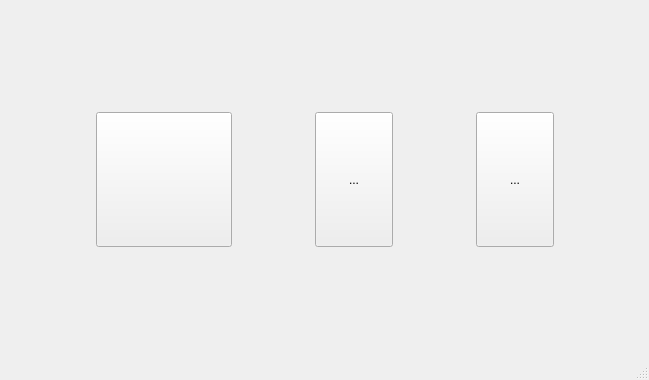
The window that src/tracker/ui/MainWindow.ui (OSLL/geo2tag) describes before a commit, drawn with Qt 5.
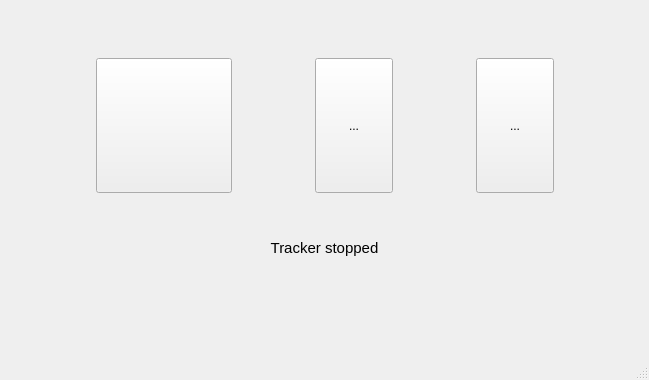
The same window after the commit. Icons and pictures are not drawn.

Commit message: added ui display of last mark

The edit to the form file:
```diff
--- a/src/tracker/ui/MainWindow.ui
+++ b/src/tracker/ui/MainWindow.ui
@@ -181,15 +181,30 @@
           </item>
          </layout>
         </item>
+        <item row="3" column="0">
+         <widget class="QLabel" name="m_daemonIndicator">
+          <property name="font">
+           <font>
+            <pointsize>11</pointsize>
+           </font>
+          </property>
+          <property name="text">
+           <string>Tracker stopped</string>
+          </property>
+          <property name="alignment">
+           <set>Qt::AlignCenter</set>
+          </property>
+         </widget>
+        </item>
         <item row="2" column="0">
-         <spacer name="verticalSpacer_3">
+         <spacer name="verticalSpacer">
           <property name="orientation">
            <enum>Qt::Vertical</enum>
           </property>
           <property name="sizeHint" stdset="0">
            <size>
             <width>20</width>
-            <height>69</height>
+            <height>40</height>
            </size>
           </property>
          </spacer>
@@ -199,6 +214,19 @@
       <widget class="QWidget" name="page_2"/>
      </widget>
     </item>
+    <item row="1" column="0">
+     <spacer name="verticalSpacer_3">
+      <property name="orientation">
+       <enum>Qt::Vertical</enum>
+      </property>
+      <property name="sizeHint" stdset="0">
+       <size>
+        <width>20</width>
+        <height>40</height>
+       </size>
+      </property>
+     </spacer>
+    </item>
    </layout>
   </widget>
   <widget class="QMenuBar" name="menubar">
```
Left out of the diff: 2 changed lines with no effect on the pictures. The commit also changes 5 other files.
